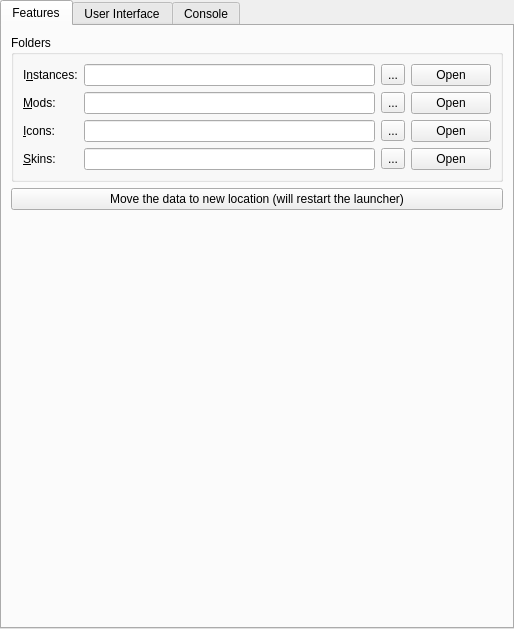
Above: launcher/ui/pages/global/LauncherPage.ui from Project-Tick/MeshMC before the change. Below: the same form after it.
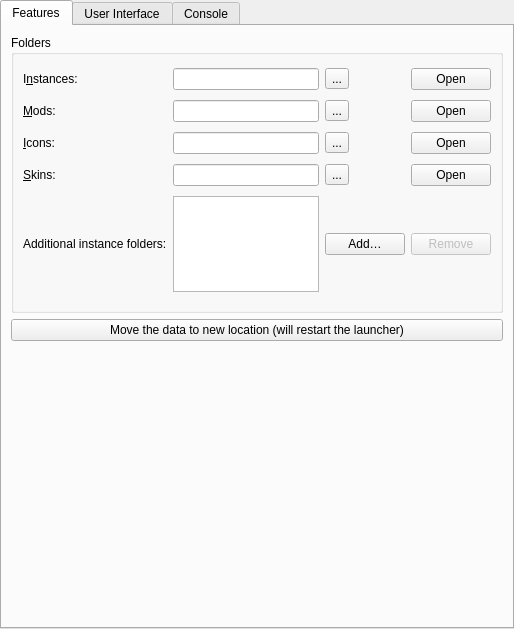
That is the form after the change.

Commit message: GH-275 GH-282 Backported multiple instance folders and in-app news reader

```diff
--- a/launcher/ui/pages/global/LauncherPage.ui
+++ b/launcher/ui/pages/global/LauncherPage.ui
@@ -51,6 +51,28 @@
           <string>Folders</string>
          </property>
          <layout class="QGridLayout" name="foldersBoxLayout">
+          <item row="4" column="0">
+           <widget class="QLabel" name="additionalInstDirsLabel">
+            <property name="text"><string>Additional instance folders:</string></property>
+            <property name="buddy"><cstring>additionalInstDirs</cstring></property>
+           </widget>
+          </item>
+          <item row="4" column="1">
+           <widget class="QListWidget" name="additionalInstDirs">
+            <property name="maximumSize"><size><width>16777215</width><height>96</height></size></property>
+           </widget>
+          </item>
+          <item row="4" column="2">
+           <widget class="QPushButton" name="addInstDirBtn">
+            <property name="text"><string>Add…</string></property>
+           </widget>
+          </item>
+          <item row="4" column="3">
+           <widget class="QPushButton" name="removeInstDirBtn">
+            <property name="text"><string>Remove</string></property>
+            <property name="enabled"><bool>false</bool></property>
+           </widget>
+          </item>
           <item row="2" column="2">
            <widget class="QToolButton" name="iconsDirBrowseBtn">
             <property name="text">
```
The commit also changes 12 other files.
